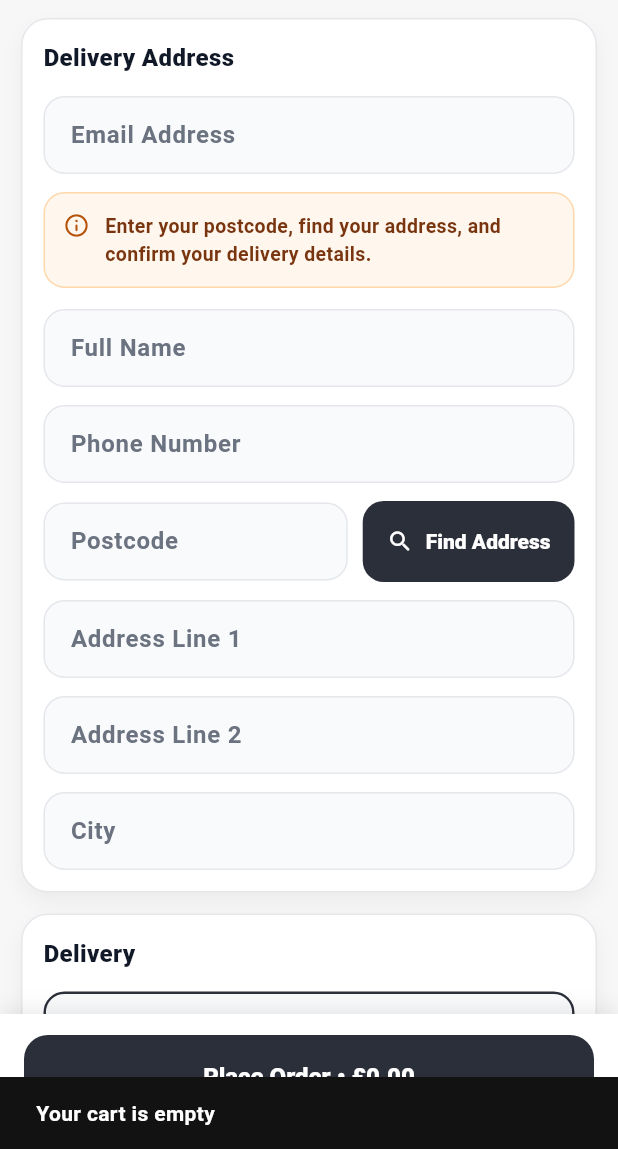
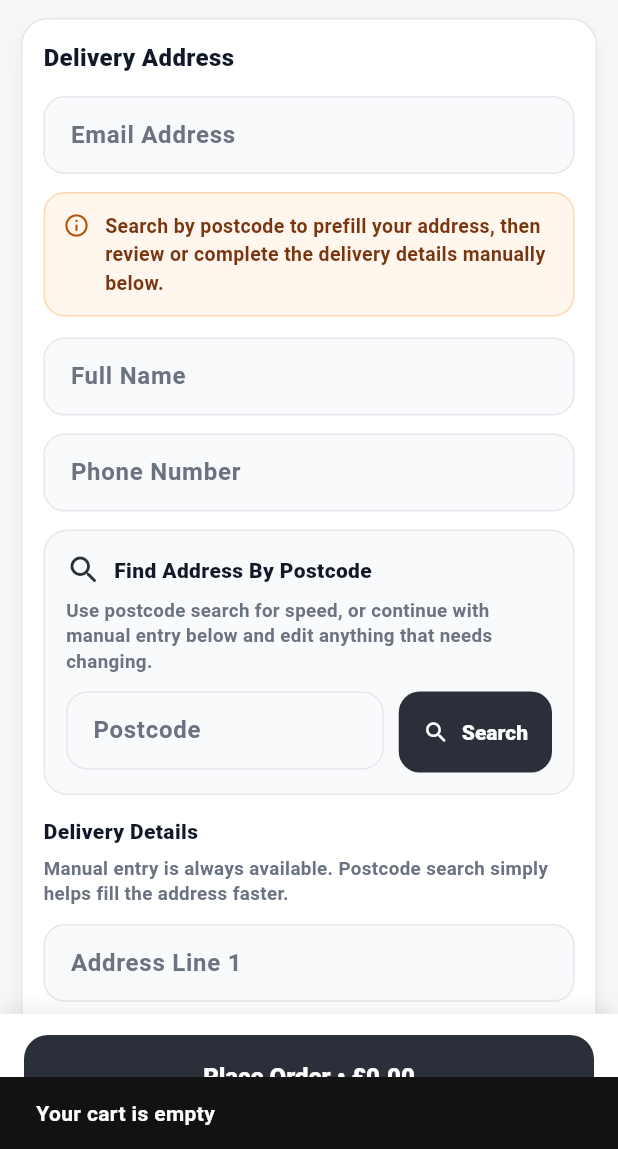
Before and after one commit to leogeorge080-coder/western_malabar, a Flutter app: the CheckoutScreen screen opened directly, after a tap on an icon or button, on a phone screen of 412 x 824 dp, the part 87-1236 px from its top. Run offline on Flutter 3.47's test engine with Material 3 defaults, Android fonts, the phone set to English and light mode, and no system bars; our stand-ins replace audioplayers, cached_network_image, flutter_dotenv, flutter_image_compress, flutter_riverpod, google_maps_flutter and 4 more; missing offline and left inert: flutter_stripe, mobile_scanner; accounts and stored records are empty; network calls fail.

Commit message:
feat: improve checkout flow and add checkout tests

```diff
--- a/lib/features/checkout/screens/checkout_screen.dart
+++ b/lib/features/checkout/screens/checkout_screen.dart
@@ -10,12 +10,14 @@ import 'package:western_malabar/features/admin/providers/admin_orders_provider.d
 import 'package:western_malabar/features/cart/providers/cart_provider.dart';
 import 'package:western_malabar/features/cart/services/cart_pricing.dart';
 import 'package:western_malabar/features/checkout/models/address_model.dart';
+import 'package:western_malabar/features/checkout/models/checkout_address.dart';
 import 'package:western_malabar/features/checkout/providers/address_provider.dart';
 import 'package:western_malabar/features/checkout/providers/checkout_provider.dart';
 import 'package:western_malabar/features/checkout/screens/order_success_screen.dart';
 import 'package:western_malabar/features/checkout/services/address_service.dart';
 import 'package:western_malabar/features/checkout/services/checkout_service.dart';
 import 'package:western_malabar/features/checkout/services/stripe_payment_service.dart';
+import 'package:western_malabar/features/checkout/utils/checkout_error_formatter.dart';
 import 'package:western_malabar/features/profile/models/profile_model.dart';
 import 'package:western_malabar/features/profile/providers/profile_provider.dart';
 import 'package:western_malabar/shared/services/postcode_lookup_service.dart';
@@ -29,8 +31,6 @@ const _wmCheckoutTextSoft = Color(0xFF6B7280);
 const _wmCheckoutTextMuted = Color(0xFF9CA3AF);
 
 const _wmCheckoutPrimary = Color(0xFF2A2F3A);
-const _wmCheckoutPrimaryDark = Color(0xFF171A20);
-
 const _wmCheckoutSuccess = Color(0xFF15803D);
 const _wmCheckoutSuccessSoft = Color(0xFFECFDF5);
 
@@ -548,7 +548,28 @@ class _CheckoutScreenState extends ConsumerState<CheckoutScreen> {
                 deliveryType: checkout.deliveryType,
                 useRewards: checkout.useRewards,
                 cartItems: cartItems,
-              );
+                postcode: checkout.deliveryType == 'home_delivery'
+                    ? (checkout.selectedSavedAddress?.postcode.isNotEmpty == true
+                        ? checkout.selectedSavedAddress?.postcode
+                        : checkout.address.postcode)
+                    : null,
+              );
+
+      final blockers = (summary['blockers'] as List<dynamic>? ?? const []);
+      if ((summary['can_place_order'] == false) && blockers.isNotEmpty) {
+        final firstBlocker = blockers.first;
+        if (firstBlocker is Map<String, dynamic>) {
+          final message = firstBlocker['message']?.toString().trim();
+          if (message != null && message.isNotEmpty) {
+            throw Exception(message);
+          }
+        } else if (firstBlocker is Map) {
+          final message = firstBlocker['message']?.toString().trim();
+          if (message != null && message.isNotEmpty) {
+            throw Exception(message);
+          }
+        }
+      }
 
       final latestCheckout = ref.read(checkoutProvider);
       final latestCartItems = ref.read(cartProvider);
@@ -561,12 +582,17 @@ class _CheckoutScreenState extends ConsumerState<CheckoutScreen> {
       notifier.setBackendSummary(
         subtotalCents: (summary['subtotal_cents'] as num?)?.toInt() ?? 0,
         eligibleSubtotalCents:
-            (summary['eligible_subtotal_cents'] as num?)?.toInt() ?? 0,
+            (summary['eligible_subtotal_cents'] as num?)?.toInt() ??
+                (summary['subtotal_cents'] as num?)?.toInt() ??
+                0,
         deliveryFeeCents: (summary['delivery_fee_cents'] as num?)?.toInt() ?? 0,
         rewardDiscountCents:
             (summary['reward_discount_cents'] as num?)?.toInt() ?? 0,
         totalCents: (summary['total_cents'] as num?)?.toInt() ?? 0,
-        pointsToRedeem: (summary['points_to_redeem'] as num?)?.toInt() ?? 0,
+        pointsToRedeem:
+            (summary['points_to_redeem'] as num?)?.toInt() ??
+                (summary['points_redeemed'] as num?)?.toInt() ??
+                0,
       );
     } catch (e, st) {
       if (kDebugMode) {
@@ -574,7 +600,7 @@ class _CheckoutScreenState extends ConsumerState<CheckoutScreen> {
         debugPrint('$st');
       }
       notifier.setBackendSummaryError(
-        'Could not confirm latest checkout total right now.',
+        friendlyCheckoutError(e),
       );
     }
   }
@@ -591,7 +617,21 @@ class _CheckoutScreenState extends ConsumerState<CheckoutScreen> {
     });
   }
 
-  bool _canPlaceOrder(CheckoutState checkout) {
+  CheckoutAddress _currentManualAddress() {
+    return CheckoutAddress(
+      fullName: _fullNameController.text.trim(),
+      phone: _phoneController.text.trim(),
+      addressLine1: _address1Controller.text.trim(),
+      addressLine2: _address2Controller.text.trim(),
+      city: _cityController.text.trim(),
+      postcode: _postcodeController.text.trim(),
+    );
+  }
+
+  bool _canPlaceOrder(
+    CheckoutState checkout, {
+    CheckoutAddress? manualAddress,
+  }) {
     if (!_isValidEmail(_getCheckoutEmail())) return false;
 
     if (checkout.deliveryType.isEmpty ||
@@ -608,7 +648,7 @@ class _CheckoutScreenState extends ConsumerState<CheckoutScreen> {
       return true;
     }
 
-    return checkout.address.isValid;
+    return (manualAddress ?? checkout.address).isValid;
   }
 
   Future<void> _onPlaceOrder() async {
@@ -620,6 +660,9 @@ class _CheckoutScreenState extends ConsumerState<CheckoutScreen> {
     final cartItems = ref.read(cartProvider);
     final selectedSavedAddress = checkout.selectedSavedAddress;
     final checkoutEmail = _getCheckoutEmail();
+    final manualAddress = _currentManualAddress();
+    final effectiveAddress =
+        selectedSavedAddress == null ? manualAddress : checkout.address;
 
     if (cartItems.isEmpty) {
       ScaffoldMessenger.of(context).showSnackBar(
@@ -638,7 +681,7 @@ class _CheckoutScreenState extends ConsumerState<CheckoutScreen> {
       return;
     }
 
-    if (!_canPlaceOrder(checkout)) {
+    if (!_canPlaceOrder(checkout, manualAddress: manualAddress)) {
       ScaffoldMessenger.of(context).showSnackBar(
         const SnackBar(
           content: Text('Please complete the required checkout details'),
@@ -649,7 +692,7 @@ class _CheckoutScreenState extends ConsumerState<CheckoutScreen> {
 
     if (checkout.deliveryType == 'home_delivery' &&
         selectedSavedAddress == null &&
-        !PostcodeLookupService.isDeliveryArea(checkout.address.postcode)) {
+        !PostcodeLookupService.isDeliveryArea(manualAddress.postcode)) {
       ScaffoldMessenger.of(context).showSnackBar(
         SnackBar(
           content: Text(
@@ -676,7 +719,7 @@ class _CheckoutScreenState extends ConsumerState<CheckoutScreen> {
       if (checkout.paymentMethod == 'card' && confirmedTotalCents > 0) {
         final paymentResult =
             await _stripePaymentService.createCheckoutPaymentIntent(
-          address: checkout.address,
+          address: effectiveAddress,
           addressId: selectedSavedAddress?.id,
           deliveryType: checkout.deliveryType,
           deliverySlot: checkout.deliverySlot,
@@ -688,7 +731,7 @@ class _CheckoutScreenState extends ConsumerState<CheckoutScreen> {
         final placedOrder =
             await ref.read(checkoutServiceProvider).placeOrderAfterPayment(
                   paymentIntentId: paymentResult.paymentIntentId,
-                  address: checkout.address,
+                  address: effectiveAddress,
                   checkoutEmail: checkoutEmail,
                   addressId: selectedSavedAddress?.id,
                   deliveryType: checkout.deliveryType,
@@ -739,7 +782,7 @@ class _CheckoutScreenState extends ConsumerState<CheckoutScreen> {
       final paymentStatus = confirmedTotalCents == 0 ? 'paid' : 'cod_pending';
 
       final placedOrder = await ref.read(checkoutServiceProvider).placeOrder(
-            address: checkout.address,
+            address: effectiveAddress,
             checkoutEmail: checkoutEmail,
             addressId: selectedSavedAddress?.id,
             deliveryType: checkout.deliveryType,
@@ -797,11 +840,13 @@ class _CheckoutScreenState extends ConsumerState<CheckoutScreen> {
         debugPrint('Failed to place order: $e');
         debugPrint('$st');
       }
+      final friendlyMessage = friendlyCheckoutError(e);
+      ref.read(checkoutProvider.notifier).setBackendSummaryError(friendlyMessage);
       if (!mounted) return;
       ScaffoldMessenger.of(context).showSnackBar(
-        const SnackBar(
+        SnackBar(
           content: Text(
-            'Could not place your order right now. Please try again.',
+            friendlyMessage,
           ),
         ),
       );
@@ -1194,7 +1239,7 @@ class _CheckoutScreenState extends ConsumerState<CheckoutScreen> {
               const _AmazonInfoBanner(
                 icon: Icons.info_outline_rounded,
                 text:
-                    'Enter your postcode, find your address, and confirm your delivery details.',
+                    'Search by postcode to prefill your address, then review or complete the delivery details manually below.',
               ),
             if (checkout.deliveryType == 'home_delivery') ...[
               const SizedBox(height: 14),
@@ -1211,14 +1256,55 @@ class _CheckoutScreenState extends ConsumerState<CheckoutScreen> {
                 onChanged: ref.read(checkoutProvider.notifier).updatePhone,
               ),
               const SizedBox(height: 12),
+              Container(
+                width: double.infinity,
+                padding: const EdgeInsets.all(14),
+                decoration: BoxDecoration(
+                  color: const Color(0xFFF9FAFB),
+                  borderRadius: BorderRadius.circular(16),
+                  border: Border.all(color: _wmCheckoutBorder),
+                ),
+                child: Column(
+                  crossAxisAlignment: CrossAxisAlignment.start,
+                  children: [
+                    const Row(
+                      children: [
+                        Icon(
+                          Icons.search_rounded,
+                          color: _wmCheckoutPrimary,
+                        ),
+                        SizedBox(width: 8),
+                        Text(
+                          'Find Address By Postcode',
+                          style: TextStyle(
+                            fontSize: 14,
+                            fontWeight: FontWeight.w900,
+                            color: _wmCheckoutTextStrong,
+                          ),
+                        ),
+                      ],
+                    ),
+                    const SizedBox(height: 6),
+                    const Text(
+                      'Use postcode search for speed, or continue with manual entry below and edit anything that needs changing.',
+                      style: TextStyle(
+                        fontSize: 12.5,
+                        fontWeight: FontWeight.w600,
+                        color: _wmCheckoutTextSoft,
+                        height: 1.35,
+                      ),
+                    ),
+                    const SizedBox(height: 12),
                     Row(
+                      crossAxisAlignment: CrossAxisAlignment.start,
                       children: [
                         Expanded(
                           child: _CheckoutTextField(
                             label: 'Postcode',
                             controller: _postcodeController,
-                      onChanged:
-                          ref.read(checkoutProvider.notifier).updatePostcode,
+                            onChanged: ref
+                                .read(checkoutProvider.notifier)
+                                .updatePostcode,
                           ),
                         ),
                         const SizedBox(width: 10),
@@ -1233,7 +1319,8 @@ class _CheckoutScreenState extends ConsumerState<CheckoutScreen> {
                               backgroundColor: _wmCheckoutPrimary,
                               foregroundColor: Colors.white,
                               elevation: 0,
-                        padding: const EdgeInsets.symmetric(horizontal: 16),
+                              padding:
+                                  const EdgeInsets.symmetric(horizontal: 16),
                               shape: RoundedRectangleBorder(
                                 borderRadius: BorderRadius.circular(14),
                               ),
@@ -1250,12 +1337,15 @@ class _CheckoutScreenState extends ConsumerState<CheckoutScreen> {
                                   )
                                 : const Icon(Icons.search_rounded),
                             label: const Text(
-                        'Find Address',
+                              'Search',
                               style: TextStyle(fontWeight: FontWeight.w800),
                             ),
                           ),
                         ),
                       ],
+                    ),
+                  ],
+                ),
               ),
               if (checkout.postcodeStatusMessage.isNotEmpty) ...[
                 const SizedBox(height: 12),
@@ -1303,11 +1393,31 @@ class _CheckoutScreenState extends ConsumerState<CheckoutScreen> {
                 const SizedBox(height: 12),
                 _AmazonSelectionCard(
                   icon: Icons.home_rounded,
-                  title: 'Selected Address',
-                  subtitle: checkout.selectedAddressLabel,
+                  title: 'Address Found',
+                  subtitle:
+                      '${checkout.selectedAddressLabel}\nReview the fields below before placing the order.',
                   accent: _wmCheckoutPrimary,
                 ),
               ],
+              const SizedBox(height: 14),
+              const Text(
+                'Delivery Details',
+                style: TextStyle(
+                  fontSize: 14,
+                  fontWeight: FontWeight.w900,
+                  color: _wmCheckoutTextStrong,
+                ),
+              ),
+              const SizedBox(height: 6),
+              const Text(
+                'Manual entry is always available. Postcode search simply helps fill the address faster.',
+                style: TextStyle(
+                  fontSize: 12.5,
+                  fontWeight: FontWeight.w600,
+                  color: _wmCheckoutTextSoft,
+                  height: 1.35,
+                ),
+              ),
               const SizedBox(height: 12),
               _CheckoutTextField(
                 label: 'Address Line 1',
@@ -2200,7 +2310,7 @@ class _RewardsCheckoutCard extends StatelessWidget {
                           onChanged: canRedeem ? onToggle : null,
                           activeThumbColor: _wmCheckoutPrimary,
                           activeTrackColor:
-                              _wmCheckoutPrimary.withOpacity(0.35),
+                              _wmCheckoutPrimary.withValues(alpha: 0.35),
                         ),
                     ],
                   ),
@@ -2320,7 +2430,7 @@ class _AmazonSelectionCard extends StatelessWidget {
       decoration: BoxDecoration(
         color: _wmCheckoutSurface,
         borderRadius: BorderRadius.circular(14),
-        border: Border.all(color: accent.withOpacity(0.18)),
+        border: Border.all(color: accent.withValues(alpha: 0.18)),
         boxShadow: const [
           BoxShadow(
             color: Color(0x08000000),
@@ -2336,7 +2446,7 @@ class _AmazonSelectionCard extends StatelessWidget {
             width: 38,
             height: 38,
             decoration: BoxDecoration(
-              color: accent.withOpacity(0.10),
+              color: accent.withValues(alpha: 0.10),
               borderRadius: BorderRadius.circular(12),
             ),
             child: Icon(icon, color: accent),
--- /dev/null
+++ b/lib/features/checkout/utils/checkout_error_formatter.dart
@@ -0,0 +1,129 @@
+import 'dart:convert';
+
+String stripCheckoutExceptionPrefix(String value) {
+  final trimmed = value.trim();
+  if (trimmed.startsWith('Exception: ')) {
+    return trimmed.substring('Exception: '.length).trim();
+  }
+  return trimmed;
+}
+
+String extractCheckoutBackendErrorText(String raw) {
+  final normalized = stripCheckoutExceptionPrefix(raw);
+
+  if (normalized.startsWith('{') || normalized.startsWith('[')) {
+    try {
+      final decoded = jsonDecode(normalized);
+      if (decoded is Map<String, dynamic>) {
+        for (final key in ['error', 'message', 'msg']) {
+          final value = decoded[key]?.toString().trim();
+          if (value != null && value.isNotEmpty) return value;
+        }
+      }
+    } catch (_) {}
+  }
+
+  final failedIndex = normalized.indexOf('failed:');
+  if (failedIndex >= 0) {
+    final trailing = normalized.substring(failedIndex + 'failed:'.length).trim();
+    if (trailing.isNotEmpty) {
+      return extractCheckoutBackendErrorText(trailing);
+    }
+  }
+
+  return normalized;
+}
+
+String friendlyCheckoutError(Object error) {
+  final raw = extractCheckoutBackendErrorText(error.toString());
+  final lower = raw.toLowerCase();
+
+  String suffixAfter(String prefix) {
+    final match = RegExp(
+      '^${RegExp.escape(prefix)}\\s*(.+)\$',
+      caseSensitive: false,
+    ).firstMatch(raw);
+    return match?.group(1)?.trim() ?? '';
+  }
+
+  if (lower == 'cart is empty' ||
+      lower == 'cannot place order with empty cart' ||
+      lower == 'your cart is empty') {
+    return 'Your basket is empty. Add an item before placing the order.';
+  }
+
+  if (lower == 'not authenticated' ||
+      lower.contains('user session lost') ||
+      lower.contains('user session not available')) {
+    return 'Your session expired. Please sign in again and retry checkout.';
+  }
+
+  if (lower == 'invalid delivery type') {
+    return 'Choose a delivery option before placing the order.';
+  }
+
+  if (lower == 'invalid payment method') {
+    return 'Choose a valid payment method before placing the order.';
+  }
+
+  if (lower == 'missing product_id in cart' ||
+      lower.startsWith('invalid product in cart:')) {
+    return 'One item in your basket is no longer valid. Remove it and try again.';
+  }
+
+  if (lower == 'invalid quantity in cart' ||
+      lower.startsWith('invalid quantity for product')) {
+    return 'One item has an invalid quantity. Update your basket and try again.';
+  }
+
+  if (lower.startsWith('inactive product in cart:')) {
+    final productName = suffixAfter('Inactive product in cart:');
+    return productName.isEmpty
+        ? 'One item is no longer active. Remove it to continue.'
+        : '$productName is no longer active. Remove it to continue.';
+  }
+
+  if (lower.startsWith('unavailable product in cart:')) {
+    final productName = suffixAfter('Unavailable product in cart:');
+    return productName.isEmpty
+        ? 'One item is unavailable right now. Remove it to continue.'
+        : '$productName is unavailable right now. Remove it to continue.';
+  }
+
+  if (lower.startsWith('invalid product price for:')) {
+    final productName = suffixAfter('Invalid product price for:');
+    return productName.isEmpty
+        ? 'One item has a pricing issue. Remove it or try again later.'
+        : '$productName has a pricing issue. Remove it or try again later.';
+  }
+
+  if (lower.startsWith('insufficient stock for:')) {
+    final productName = suffixAfter('Insufficient stock for:');
+    return productName.isEmpty
+        ? 'One item is no longer available in the requested quantity. Reduce the quantity and try again.'
+        : '$productName is no longer available in the requested quantity. Reduce the quantity and try again.';
+  }
+
+  if (lower.startsWith('insufficient available quantity for:')) {
+    final productName = suffixAfter('Insufficient available quantity for:');
+    return productName.isEmpty
+        ? 'One item exceeds the currently available quantity. Reduce the quantity and try again.'
+        : '$productName exceeds the currently available quantity. Reduce the quantity and try again.';
+  }
+
+  if (lower.contains('payment init failed')) {
+    return 'Payment could not be started. Check your basket details and try again.';
+  }
+
+  if (lower.contains('invalid payment intent response')) {
+    return 'Payment could not be confirmed right now. Try again in a moment.';
+  }
+
+  if (lower.contains('could not confirm latest checkout total')) {
+    return 'We could not confirm your latest basket total. Review your basket and try again.';
+  }
+
+  return raw.isEmpty
+      ? 'Could not place your order right now. Please try again.'
+      : raw;
+}
```
Also changed, not shown: lib/features/checkout/services/checkout_service.dart (+10 -26 lines), 4 other files. Lines whose indentation alone changed are shown as unchanged.
